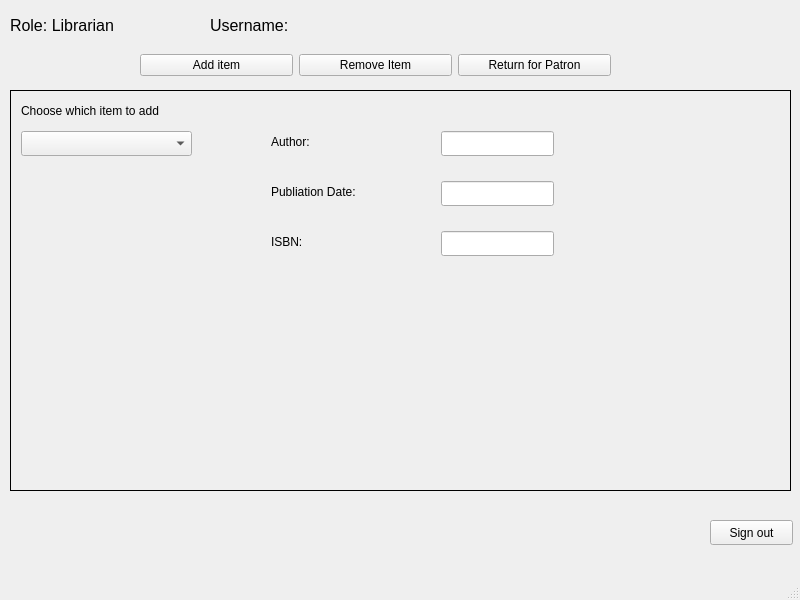
Before: the Qt Designer form testProject/librarianwindow.ui in PhiPham1507/HinLIBS, drawn with Qt 5.
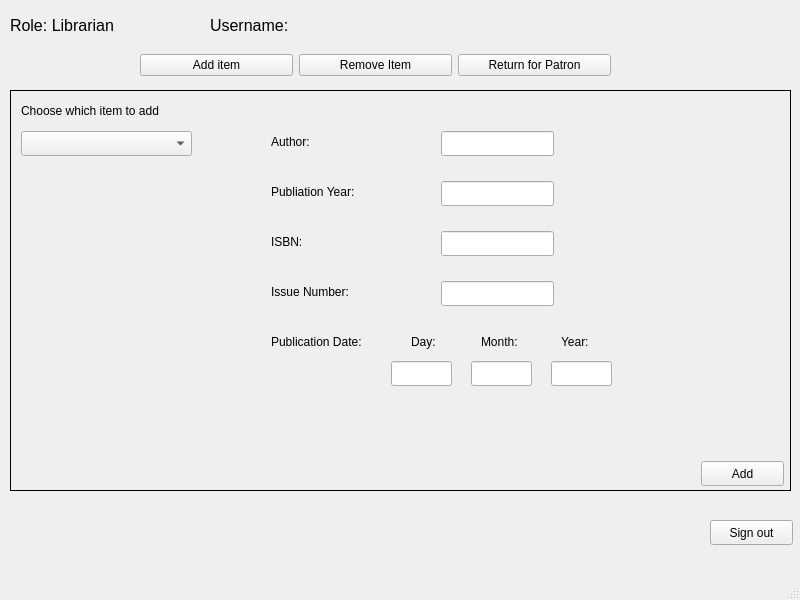
After: the same form once the commit is applied. The open tabs and pages were chosen to show the change.

Commit message: Add item Librarian GUI done

The edit to the form file:
```diff
--- a/testProject/librarianwindow.ui
+++ b/testProject/librarianwindow.ui
@@ -74,9 +74,8 @@
     <property name="currentIndex">
      <number>1</number>
     </property>
-    <widget class="QWidget" name="page"/>
     <widget class="QWidget" name="addItemPage">
-     <widget class="QComboBox" name="comboBox">
+     <widget class="QComboBox" name="chooseItem">
       <property name="geometry">
        <rect>
         <x>10</x>
@@ -129,7 +128,7 @@
        <string>Choose which item to add</string>
       </property>
      </widget>
-     <widget class="QLineEdit" name="lineEdit">
+     <widget class="QLineEdit" name="authorInput">
       <property name="geometry">
        <rect>
         <x>430</x>
@@ -139,7 +138,7 @@
        </rect>
       </property>
      </widget>
-     <widget class="QLabel" name="label">
+     <widget class="QLabel" name="authorLabel">
       <property name="geometry">
        <rect>
         <x>260</x>
@@ -152,7 +151,7 @@
        <string>Author:</string>
       </property>
      </widget>
-     <widget class="QLabel" name="label_2">
+     <widget class="QLabel" name="publicationLabel">
       <property name="geometry">
        <rect>
         <x>260</x>
@@ -162,10 +161,10 @@
        </rect>
       </property>
       <property name="text">
-       <string>Publiation Date:</string>
+       <string>Publiation Year:</string>
       </property>
      </widget>
-     <widget class="QLabel" name="label_3">
+     <widget class="QLabel" name="isbnLabel">
       <property name="geometry">
        <rect>
         <x>260</x>
@@ -178,7 +177,7 @@
        <string>ISBN:</string>
       </property>
      </widget>
-     <widget class="QLineEdit" name="lineEdit_2">
+     <widget class="QLineEdit" name="publicationInput">
       <property name="geometry">
        <rect>
         <x>430</x>
@@ -188,7 +187,7 @@
        </rect>
       </property>
      </widget>
-     <widget class="QLineEdit" name="lineEdit_3">
+     <widget class="QLineEdit" name="isbnInput">
       <property name="geometry">
        <rect>
         <x>430</x>
@@ -198,8 +197,238 @@
        </rect>
       </property>
      </widget>
+     <widget class="QStackedWidget" name="itemFormsWidget">
+      <property name="geometry">
+       <rect>
+        <x>260</x>
+        <y>170</y>
+        <width>371</width>
+        <height>191</height>
+       </rect>
+      </property>
+      <property name="currentIndex">
+       <number>0</number>
+      </property>
+      <widget class="QWidget" name="mAndGPage">
+       <widget class="QLabel" name="genreLabel">
+        <property name="geometry">
+         <rect>
+          <x>0</x>
+          <y>20</y>
+          <width>131</width>
+          <height>21</height>
+         </rect>
+        </property>
+        <property name="text">
+         <string>Genre:</string>
+        </property>
+       </widget>
+       <widget class="QLineEdit" name="genreInput">
+        <property name="geometry">
+         <rect>
+          <x>170</x>
+          <y>20</y>
+          <width>113</width>
+          <height>25</height>
+         </rect>
+        </property>
+       </widget>
+       <widget class="QLabel" name="ratingLabel">
+        <property name="geometry">
+         <rect>
+          <x>0</x>
+          <y>70</y>
+          <width>131</width>
+          <height>21</height>
+         </rect>
+        </property>
+        <property name="text">
+         <string>Rating:</string>
+        </property>
+       </widget>
+       <widget class="QLineEdit" name="ratingInput">
+        <property name="geometry">
+         <rect>
+          <x>170</x>
+          <y>70</y>
+          <width>113</width>
+          <height>25</height>
+         </rect>
+        </property>
+       </widget>
+      </widget>
+      <widget class="QWidget" name="gameMoviePage">
+       <widget class="QLabel" name="issueLabel">
+        <property name="geometry">
+         <rect>
+          <x>0</x>
+          <y>20</y>
+          <width>131</width>
+          <height>21</height>
+         </rect>
+        </property>
+        <property name="text">
+         <string>Issue Number:</string>
+        </property>
+       </widget>
+       <widget class="QLineEdit" name="issueInput">
+        <property name="geometry">
+         <rect>
+          <x>170</x>
+          <y>20</y>
+          <width>113</width>
+          <height>25</height>
+         </rect>
+        </property>
+       </widget>
+       <widget class="QLabel" name="pubLabel">
+        <property name="geometry">
+         <rect>
+          <x>0</x>
+          <y>70</y>
+          <width>131</width>
+          <height>21</height>
+         </rect>
+        </property>
+        <property name="text">
+         <string>Publication Date:</string>
+        </property>
+       </widget>
+       <widget class="QLabel" name="pubDayLabel">
+        <property name="geometry">
+         <rect>
+          <x>140</x>
+          <y>70</y>
+          <width>31</width>
+          <height>21</height>
+         </rect>
+        </property>
+        <property name="text">
+         <string>Day:</string>
+        </property>
+       </widget>
+       <widget class="QLabel" name="pubMonthLabel">
+        <property name="geometry">
+         <rect>
+          <x>210</x>
+          <y>70</y>
+          <width>51</width>
+          <height>21</height>
+         </rect>
+        </property>
+        <property name="text">
+         <string>Month:</string>
+        </property>
+       </widget>
+       <widget class="QLabel" name="pubYearLabel">
+        <property name="geometry">
+         <rect>
+          <x>290</x>
+          <y>70</y>
+          <width>41</width>
+          <height>21</height>
+         </rect>
+        </property>
+        <property name="text">
+         <string>Year:</string>
+        </property>
+       </widget>
+       <widget class="QLineEdit" name="yearPubInput">
+        <property name="geometry">
+         <rect>
+          <x>280</x>
+          <y>100</y>
+          <width>61</width>
+          <height>25</height>
+         </rect>
+        </property>
+       </widget>
+       <widget class="QLineEdit" name="monthPubInput">
+        <property name="geometry">
+         <rect>
+          <x>200</x>
+          <y>100</y>
+          <width>61</width>
+          <height>25</height>
+         </rect>
+        </property>
+       </widget>
+       <widget class="QLineEdit" name="dayPubInput">
+        <property name="geometry">
+         <rect>
+          <x>120</x>
+          <y>100</y>
+          <width>61</width>
+          <height>25</height>
+         </rect>
+        </property>
+       </widget>
+      </widget>
+      <widget class="QWidget" name="nFPage">
+       <widget class="QLabel" name="dewyLabel">
+        <property name="geometry">
+         <rect>
+          <x>0</x>
+          <y>20</y>
+          <width>131</width>
+          <height>21</height>
+         </rect>
+        </property>
+        <property name="text">
+         <string>Dewy Decimal:</string>
+        </property>
+       </widget>
+       <widget class="QLineEdit" name="dewyInput">
+        <property name="geometry">
+         <rect>
+          <x>170</x>
+          <y>20</y>
+          <width>113</width>
+          <height>25</height>
+         </rect>
+        </property>
+       </widget>
+      </widget>
+     </widget>
+     <widget class="QPushButton" name="addButton">
+      <property name="geometry">
+       <rect>
+        <x>690</x>
+        <y>370</y>
+        <width>83</width>
+        <height>25</height>
+       </rect>
+      </property>
+      <property name="text">
+       <string>Add</string>
+      </property>
+     </widget>
     </widget>
-    <widget class="QWidget" name="removeItemPage"/>
+    <widget class="QWidget" name="removeItemPage">
+     <widget class="QListWidget" name="catalogueDisplay">
+      <property name="geometry">
+       <rect>
+        <x>0</x>
+        <y>0</y>
+        <width>621</width>
+        <height>401</height>
+       </rect>
+      </property>
+     </widget>
+     <widget class="QPushButton" name="removeItemButton_2">
+      <property name="geometry">
+       <rect>
+        <x>660</x>
+        <y>190</y>
+        <width>83</width>
+        <height>25</height>
+       </rect>
+      </property>
+      <property name="text">
+       <string>Remove</string>
+      </property>
+     </widget>
+    </widget>
     <widget class="QWidget" name="pReturnPage"/>
    </widget>
    <widget class="QPushButton" name="signoutButton">
```
The commit also changes 3 other files.
